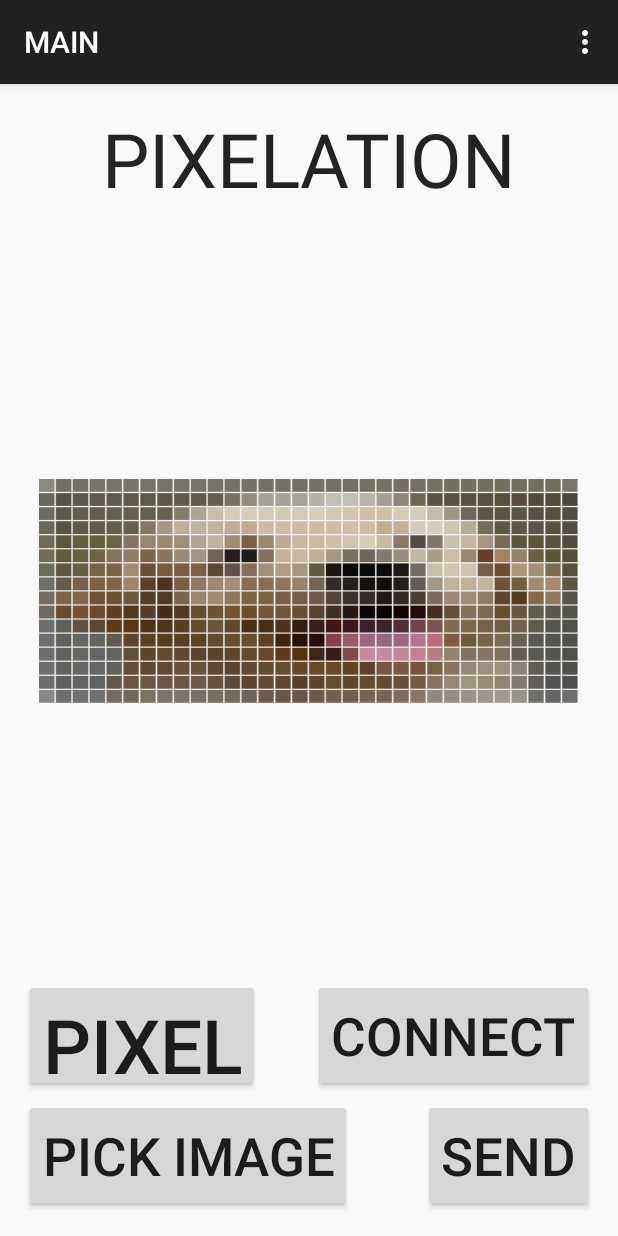
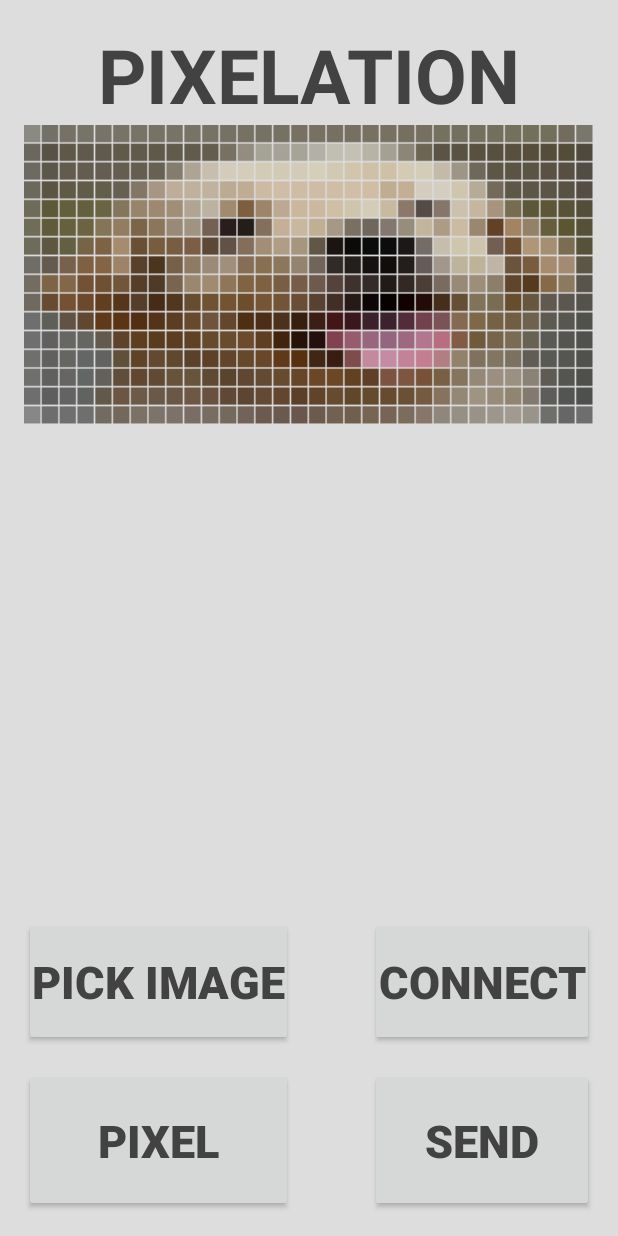
Before and after one commit to Laydas/ImagePixel, an Android app: the MainActivity screen opened directly, with no data from a screen before it, after a tap on "PIXEL", on a phone screen of 412 x 824 dp. Run offline under Robolectric (Android 15) with nearby library versions, the phone set to English and light mode, and no system bars; 3 statements that could not run were skipped.

Commit message:
Updated UI

```diff
--- a/app/src/main/AndroidManifest.xml
+++ b/app/src/main/AndroidManifest.xml
@@ -20,12 +20,13 @@
             android:screenOrientation="portrait">
             <intent-filter>
                 <action android:name="android.intent.action.MAIN" />
-
                 <category android:name="android.intent.category.LAUNCHER" />
             </intent-filter>
         </activity>
+
         <activity android:name=".MainActivity"
             android:label="MAIN"
-            android:screenOrientation="portrait"></activity>
+            android:screenOrientation="portrait"
+            android:theme="@style/AppTheme.NoActionBar"></activity>
     </application>
 </manifest>
--- a/app/src/main/java/com/example/iain/imagepixel/DeviceList.java
+++ b/app/src/main/java/com/example/iain/imagepixel/DeviceList.java
@@ -23,7 +23,7 @@ import java.util.Set;
  */
 public class DeviceList extends AppCompatActivity {
 
-        Button btnPaired;
+        Button btnPaired, btnSwitch;
         ListView devicelist;
 
         private BluetoothAdapter myBluetooth = null;
@@ -36,6 +36,7 @@ public class DeviceList extends AppCompatActivity {
                 setContentView(R.layout.activity_device_list);
 
                 btnPaired = (Button)findViewById(R.id.button);
+                btnSwitch = (Button) findViewById(R.id.toMain);
                 devicelist = (ListView)findViewById(R.id.listView);
 
                 myBluetooth = BluetoothAdapter.getDefaultAdapter();
@@ -53,6 +54,13 @@ public class DeviceList extends AppCompatActivity {
                         public void onClick(View v) {
                                 pairedDevicesList();
                         }
+                });
+
+                btnSwitch.setOnClickListener(new View.OnClickListener() {
+                    @Override
+                    public void onClick(View v) {
+                        startActivity(new Intent(DeviceList.this, MainActivity.class));
+                    }
                 });
         }
 
--- a/app/src/main/java/com/example/iain/imagepixel/MainActivity.java
+++ b/app/src/main/java/com/example/iain/imagepixel/MainActivity.java
@@ -42,7 +42,7 @@ public class MainActivity extends AppCompatActivity {
     private Bitmap operation;
 
     // BLUETOOTH SECTION
-    Button btnSend, btnConnect;
+    Button btnSend, btnConnect, btnPixel, btnLoad;
     String address = null;
     private ProgressDialog progress;
     BluetoothAdapter myBluetooth = null;
@@ -68,13 +68,15 @@ public class MainActivity extends AppCompatActivity {
 
         btnConnect = (Button) findViewById(R.id.btn_bluetooth);
         btnSend = (Button) findViewById(R.id.btn_send);
+        btnPixel = (Button) findViewById(R.id.btn_pixel);
+        btnLoad = (Button) findViewById(R.id.btn_load);
 
         new ConnectBT().execute();
 
         btnConnect.setOnClickListener(new View.OnClickListener() {
             @Override
             public void onClick(View v) {
-                //testSend();
+                startActivity(new Intent(MainActivity.this, DeviceList.class));
             }
         });
 
@@ -84,6 +86,22 @@ public class MainActivity extends AppCompatActivity {
                 sendImage();
             }
         });
+
+        btnLoad.setOnClickListener(new View.OnClickListener() {
+            @Override
+            public void onClick(View v) {
+                loadImagefromGallery();
+            }
+        });
+
+        btnPixel.setOnClickListener(new View.OnClickListener() {
+            @Override
+            public void onClick(View v) {
+                pixelate();
+            }
+        });
+
+
     }
 
     @Override
@@ -130,7 +148,7 @@ public class MainActivity extends AppCompatActivity {
                 try {Thread.sleep(25); }catch (InterruptedException e) {msg("Error");}
                 btSocket.getOutputStream().write("~".toString().getBytes());
             } catch (IOException e) {
-            msg("Error");
+                msg("Error");
             }
         }
     }
@@ -139,7 +157,7 @@ public class MainActivity extends AppCompatActivity {
         Toast.makeText(getApplicationContext(), s, Toast.LENGTH_LONG).show();
     }
 
-    public void loadImagefromGallery(View view) {
+    private void loadImagefromGallery() {
         // Create intent to open image applications like Galler, Google Photos
         Intent galleryIntent = new Intent(Intent.ACTION_PICK, MediaStore.Images.Media.EXTERNAL_CONTENT_URI);
         // Start the intent
@@ -178,10 +196,10 @@ public class MainActivity extends AppCompatActivity {
 
     }
 
-    public void pixelate(View view){
+    private void pixelate(){
         // Get the bitmap
         operation= Bitmap.createBitmap(bmp.getWidth(), bmp.getHeight(),bmp.getConfig());
-                // Figure out how many pixels wide by tall it is
+        // Figure out how many pixels wide by tall it is
         // 12x12 is the number of pixels
 
         // Step through each block of pixels so the steps are 32 horizontal by 16 vertical
--- a/app/src/main/res/layout/activity_device_list.xml
+++ b/app/src/main/res/layout/activity_device_list.xml
@@ -14,15 +14,11 @@
         android:layout_alignParentStart="true"/>
 
     <Button
-        android:layout_width="wrap_content"
+        android:layout_width="fill_parent"
         android:layout_height="wrap_content"
         android:text="@string/btn_paired"
         android:id="@+id/button"
-        android:layout_alignParentBottom="true"
-        android:layout_alignParentLeft="true"
-        android:layout_alignParentStart="true"
-        android:layout_alignParentRight="true"
-        android:layout_alignParentEnd="true" />
+        android:layout_above="@+id/toMain" />
 
     <ListView
         android:layout_width="wrap_content"
@@ -32,4 +28,11 @@
         android:layout_above="@+id/button"
         android:layout_below="@+id/textView" />
 
+    <Button
+        android:layout_width="fill_parent"
+        android:layout_height="wrap_content"
+        android:text="@string/btn_tomain"
+        android:id="@+id/toMain"
+        android:layout_alignParentBottom="true" />
+
 </RelativeLayout>
--- a/app/src/main/res/layout/activity_main.xml
+++ b/app/src/main/res/layout/activity_main.xml
@@ -1,4 +1,4 @@
-<FrameLayout xmlns:android="http://schemas.android.com/apk/res/android"
+<RelativeLayout xmlns:android="http://schemas.android.com/apk/res/android"
     xmlns:tools="http://schemas.android.com/tools"
     android:layout_width="match_parent"
     android:layout_height="match_parent"
@@ -6,7 +6,8 @@
     android:paddingRight="@dimen/activity_horizontal_margin"
     android:paddingTop="@dimen/activity_vertical_margin"
     android:paddingBottom="@dimen/activity_vertical_margin"
-    tools:context=".MainActivity">
+    tools:context=".MainActivity"
+    android:background="#dddddd">
 
     <TextView
         android:layout_width="wrap_content"
@@ -14,56 +15,85 @@
         android:id="@+id/textView"
         android:textSize="50sp"
         android:text="@string/label_pixelate"
-        android:textColor="#232323"
-        android:layout_gravity="center_horizontal|top" />
+        android:textColor="#424242"
+        android:layout_gravity="center_horizontal|top"
+        android:layout_alignParentTop="true"
+        android:layout_centerHorizontal="true"
+        android:textStyle="bold" />
 
     <ImageView
         android:layout_width="match_parent"
-        android:layout_height="150dp"
+        android:layout_height="200dp"
         android:id="@+id/imageView"
-        android:layout_marginLeft="10dp"
-        android:layout_marginRight="10dp"
-        android:layout_marginBottom="45dp"
         android:src="@drawable/logo"
         android:layout_gravity="center_vertical"
-        android:scaleType="fitXY"/>
+        android:scaleType="fitXY"
+        android:layout_below="@+id/textView"
+        android:layout_alignParentLeft="true"
+        android:layout_alignParentStart="true" />
 
     <Button
         android:layout_width="wrap_content"
-        android:layout_height="75dp"
+        android:layout_height="95dp"
         android:text="@string/btn_send"
         android:id="@+id/btn_send"
-        android:onClick="bluetoothSend"
-        android:layout_gravity="right|bottom"
-        android:textSize="35sp"
-        />
+        android:textSize="30sp"
+        android:textColor="#424242"
+
+        android:layout_alignParentBottom="true"
+        android:layout_alignRight="@+id/btn_bluetooth"
+        android:layout_alignEnd="@+id/btn_bluetooth"
+        android:layout_alignLeft="@+id/btn_bluetooth"
+        android:layout_alignStart="@+id/btn_bluetooth"
+        android:textStyle="bold"
+        android:layout_marginTop="15dp"
+        android:elevation="0dp" />
 
     <Button
         android:layout_width="wrap_content"
-        android:layout_height="75dp"
-        android:text="@string/btn_load"
-        android:id="@+id/btn_load"
-        android:textSize="35sp"
-        android:onClick="loadImagefromGallery"
-        android:layout_gravity="left|bottom" />
+        android:layout_height="95dp"
+        android:text="@string/btn_pixelate"
+        android:id="@+id/btn_pixel"
+        android:textSize="30sp"
+        android:textColor="#424242"
 
-    <Button
-        android:layout_width="wrap_content"
-        android:layout_height="75dp"
-        android:text="@string/btn_pixelate"
-        android:onClick="pixelate"
-        android:id="@+id/btn_pixel"
-        android:textSize="50sp"
-        android:layout_marginBottom="80dp"
-        android:layout_gravity="left|bottom" />
+        android:layout_alignParentBottom="true"
+        android:layout_alignParentLeft="true"
+        android:layout_alignParentStart="true"
+        android:layout_alignRight="@+id/btn_load"
+        android:layout_alignEnd="@+id/btn_load"
+        android:textStyle="bold"
+        android:elevation="0dp"
+        android:layout_marginTop="15dp" />
 
     <Button
         android:layout_width="wrap_content"
         android:text="@string/btn_bluetooth"
         android:id="@+id/btn_bluetooth"
-        android:layout_gravity="right|bottom"
-        android:layout_marginBottom="80dp"
-        android:textSize="35sp"
-        android:layout_height="75dp" />
+        android:textSize="30sp"
+        android:layout_height="85dp"
+        android:textColor="#424242"
+        android:layout_alignTop="@+id/btn_load"
+        android:layout_alignParentRight="true"
+        android:layout_alignParentEnd="true"
+        android:textStyle="bold"
+        android:elevation="0dp"
+        android:paddingLeft="5dp"
+        android:paddingRight="5dp" />
 
-</FrameLayout>
+    <Button
+        android:layout_width="wrap_content"
+        android:layout_height="85dp"
+        android:text="@string/btn_load"
+        android:id="@+id/btn_load"
+        android:textSize="30sp"
+        android:textColor="#424242"
+        android:textStyle="bold"
+        android:layout_alignParentLeft="true"
+        android:layout_alignParentStart="true"
+        android:elevation="0dp"
+        android:layout_above="@+id/btn_pixel"
+        android:paddingLeft="5dp"
+        android:paddingRight="5dp" />
+
+</RelativeLayout>
--- a/app/src/main/res/layout/content_main.xml
+++ /dev/null
@@ -1,19 +0,0 @@
-<?xml version="1.0" encoding="utf-8"?>
-<RelativeLayout xmlns:android="http://schemas.android.com/apk/res/android"
-    xmlns:app="http://schemas.android.com/apk/res-auto"
-    xmlns:tools="http://schemas.android.com/tools"
-    android:layout_width="match_parent"
-    android:layout_height="match_parent"
-    android:paddingBottom="@dimen/activity_vertical_margin"
-    android:paddingLeft="@dimen/activity_horizontal_margin"
-    android:paddingRight="@dimen/activity_horizontal_margin"
-    android:paddingTop="@dimen/activity_vertical_margin"
-    app:layout_behavior="@string/appbar_scrolling_view_behavior"
-    tools:context="com.example.iain.imagepixel.MainActivity"
-    tools:showIn="@layout/activity_main">
-
-    <TextView
-        android:layout_width="wrap_content"
-        android:layout_height="wrap_content"
-        android:text="Hello World!" />
-</RelativeLayout>
--- a/app/src/main/res/values/strings.xml
+++ b/app/src/main/res/values/strings.xml
@@ -8,4 +8,5 @@
     <string name="btn_bluetooth">Connect</string>
     <string name="text_paired">Paired Devices</string>
     <string name="btn_paired">Paired Devices</string>
+    <string name="btn_tomain">To Main</string>
 </resources>
```
